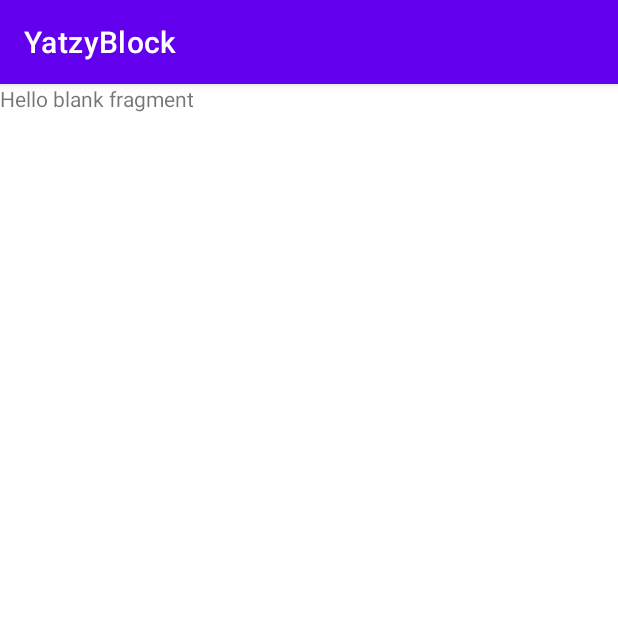
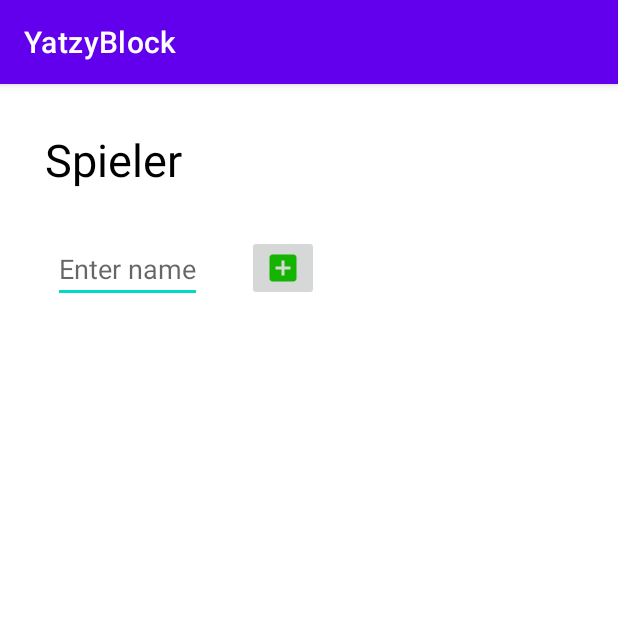
Before and after one commit to mmoosbac94/yatzy-block, an Android app: the screen it shows after launch (MainActivity), on a phone screen of 412 x 824 dp, the top half of it. Run offline under Robolectric (Android 15) with nearby library versions, the phone set to English and light mode, and no system bars; our stand-ins replace data binding.

Commit message:
Added koin + start to design and implement start screen

```diff
--- a/app/build.gradle
+++ b/app/build.gradle
@@ -71,4 +71,10 @@ dependencies {
 
     // Jetpack Compose Integration
     implementation "androidx.navigation:navigation-compose:1.0.0-alpha07"
+
+
+    // Koin
+    androidTestImplementation "org.koin:koin-test:$koinVersion"
+    implementation "org.koin:koin-android-viewmodel:$koinVersion"
+    implementation "org.koin:koin-android:$koinVersion"
 }
--- a/app/src/main/AndroidManifest.xml
+++ b/app/src/main/AndroidManifest.xml
@@ -8,7 +8,8 @@
         android:label="@string/app_name"
         android:roundIcon="@mipmap/ic_launcher_round"
         android:supportsRtl="true"
-        android:theme="@style/Theme.YatzyBlock">
+        android:theme="@style/Theme.YatzyBlock"
+        android:name=".MyApp">
         <activity android:name=".MainActivity">
             <intent-filter>
                 <action android:name="android.intent.action.MAIN" />
--- /dev/null
+++ b/app/src/main/java/com/example/yatzyblock/MyApp.kt
@@ -0,0 +1,19 @@
+package com.example.yatzyblock
+
+import android.app.Application
+import org.koin.android.ext.koin.androidContext
+import org.koin.core.context.startKoin
+import com.example.yatzyblock.di.appModule
+
+class MyApp: Application() {
+
+    override fun onCreate() {
+        super.onCreate()
+        startKoin {
+            androidContext(this@MyApp)
+            modules(appModule)
+        }
+    }
+
+
+}
--- /dev/null
+++ b/app/src/main/java/com/example/yatzyblock/di/Modules.kt
@@ -0,0 +1,14 @@
+package com.example.yatzyblock.di
+
+import com.example.yatzyblock.game.GameViewModel
+import com.example.yatzyblock.start.StartViewModel
+import org.koin.android.viewmodel.dsl.viewModel
+import org.koin.dsl.module
+
+val appModule = module {
+
+    viewModel { StartViewModel() }
+
+    viewModel { GameViewModel() }
+
+}
--- a/app/src/main/java/com/example/yatzyblock/game/GameViewModel.kt
+++ b/app/src/main/java/com/example/yatzyblock/game/GameViewModel.kt
@@ -5,18 +5,6 @@ import androidx.lifecycle.MutableLiveData
 import androidx.lifecycle.ViewModel
 import com.example.yatzyblock.models.Player
 
-class MainViewModel : ViewModel() {
+class GameViewModel : ViewModel() {
 
-    private var _listPlayers = MutableLiveData<MutableList<Player>>(mutableListOf())
-    val listPlayer: LiveData<MutableList<Player>>
-        get() = _listPlayers
-
-    fun addPlayer(player: Player) {
-        _listPlayers.value?.add(player)
-        _listPlayers.notifyObservers()
-    }
-
-    private fun <T> MutableLiveData<MutableList<T>>.notifyObservers() {
-        this.value = this.value
-    }
 }
--- a/app/src/main/java/com/example/yatzyblock/models/Player.kt
+++ b/app/src/main/java/com/example/yatzyblock/models/Player.kt
@@ -1,8 +1,7 @@
 package com.example.yatzyblock.models
 
-class Player {
+class Player(val name: String) {
 
-    var name: String = ""
     var einser: Int = 0
     var zweier: Int = 0
     var dreier: Int = 0
--- a/app/src/main/java/com/example/yatzyblock/start/StartFragment.kt
+++ b/app/src/main/java/com/example/yatzyblock/start/StartFragment.kt
@@ -1,17 +1,23 @@
 package com.example.yatzyblock.start
 
 import android.os.Bundle
+import android.util.Log
 import androidx.fragment.app.Fragment
 import android.view.LayoutInflater
 import android.view.View
 import android.view.ViewGroup
+import android.widget.TextView
+import androidx.lifecycle.observe
 import com.example.yatzyblock.R
 import com.example.yatzyblock.databinding.FragmentStartBinding
+import org.koin.android.viewmodel.ext.android.viewModel
 
 
 class StartFragment : Fragment(R.layout.fragment_start) {
 
     private lateinit var binding: FragmentStartBinding
+
+    private val viewModel: StartViewModel by viewModel()
 
     override fun onCreateView(
         inflater: LayoutInflater, container: ViewGroup?,
@@ -20,6 +26,22 @@ class StartFragment : Fragment(R.layout.fragment_start) {
 
         binding = FragmentStartBinding.inflate(inflater)
 
+        init()
+
         return binding.root
     }
+
+    private fun init() {
+        binding.addPlayerButton.setOnClickListener {
+            viewModel.addPlayer(binding.editTextName.text.toString())
+        }
+
+        viewModel.listPlayers.observe(viewLifecycleOwner) { player ->
+            player.map {
+                val textView = TextView(context)
+                textView.text = it.name
+                binding.nameLayout.addView(textView)
+            }
+        }
+    }
 }
--- /dev/null
+++ b/app/src/main/java/com/example/yatzyblock/start/StartViewModel.kt
@@ -0,0 +1,25 @@
+package com.example.yatzyblock.start
+
+import androidx.lifecycle.LiveData
+import androidx.lifecycle.MutableLiveData
+import androidx.lifecycle.ViewModel
+import com.example.yatzyblock.models.Player
+
+class StartViewModel: ViewModel() {
+
+    private val _listPlayers = MutableLiveData<MutableList<Player>>(mutableListOf())
+    val listPlayers: LiveData<MutableList<Player>>
+        get() = _listPlayers
+
+    fun addPlayer(name: String) {
+        val player = Player(name)
+        _listPlayers.value?.add(player)
+        _listPlayers.notifyObservers()
+    }
+
+    private fun <T> MutableLiveData<MutableList<T>>.notifyObservers() {
+        this.value = this.value
+    }
+
+
+}
--- /dev/null
+++ b/app/src/main/res/drawable/ic_baseline_add_box_24.xml
@@ -0,0 +1,5 @@
+<vector android:height="24dp" android:tint="#14B400"
+    android:viewportHeight="24" android:viewportWidth="24"
+    android:width="24dp" xmlns:android="http://schemas.android.com/apk/res/android">
+    <path android:fillColor="@android:color/white" android:pathData="M19,3L5,3c-1.11,0 -2,0.9 -2,2v14c0,1.1 0.89,2 2,2h14c1.1,0 2,-0.9 2,-2L21,5c0,-1.1 -0.9,-2 -2,-2zM17,13h-4v4h-2v-4L7,13v-2h4L11,7h2v4h4v2z"/>
+</vector>
--- a/app/src/main/res/layout/fragment_start.xml
+++ b/app/src/main/res/layout/fragment_start.xml
@@ -3,17 +3,53 @@
 <layout xmlns:android="http://schemas.android.com/apk/res/android"
     xmlns:tools="http://schemas.android.com/tools">
 
-<FrameLayout
-    android:layout_width="match_parent"
-    android:layout_height="match_parent"
-    tools:context=".start.StartFragment">
-
-    <!-- TODO: Update blank fragment layout -->
-    <TextView
+    <LinearLayout
         android:layout_width="match_parent"
         android:layout_height="match_parent"
-        android:text="@string/hello_blank_fragment" />
+        android:orientation="vertical"
+        tools:context=".start.StartFragment">
 
-</FrameLayout>
+        <TextView
+            android:layout_width="wrap_content"
+            android:layout_height="wrap_content"
+            android:layout_margin="30dp"
+            android:text="@string/spieler"
+            android:textColor="@color/black"
+            android:textSize="30sp" />
+
+        <LinearLayout
+            android:layout_width="wrap_content"
+            android:layout_height="wrap_content"
+            android:orientation="horizontal">
+
+            <EditText
+                android:id="@+id/editTextName"
+                android:layout_width="wrap_content"
+                android:layout_height="wrap_content"
+                android:layout_marginStart="35dp"
+                android:drawablePadding="40dp"
+                android:hint="Enter name"
+                android:inputType="text" />
+
+            <ImageButton
+                android:id="@+id/addPlayerButton"
+                android:layout_width="wrap_content"
+                android:layout_height="wrap_content"
+                android:src="@drawable/ic_baseline_add_box_24"
+                android:layout_marginStart="30dp"/>
+
+
+        </LinearLayout>
+
+        <LinearLayout
+            android:id="@+id/nameLayout"
+            android:layout_width="wrap_content"
+            android:layout_height="wrap_content"
+            android:orientation="horizontal">
+
+
+        </LinearLayout>
+
+    </LinearLayout>
 
 </layout>
--- a/app/src/main/res/navigation/nav_graph.xml
+++ b/app/src/main/res/navigation/nav_graph.xml
@@ -7,8 +7,8 @@
     <fragment
         android:id="@+id/startFragment"
         android:name="com.example.yatzyblock.start.StartFragment"
-        android:label="fragment_start"
-        tools:layout="@layout/fragment_start" >
+        android:label="Yatzy Game"
+        tools:layout="@layout/fragment_start">
         <action
             android:id="@+id/action_startFragment_to_gameFragment"
             app:destination="@id/gameFragment" />
--- a/app/src/main/res/values/strings.xml
+++ b/app/src/main/res/values/strings.xml
@@ -2,4 +2,5 @@
     <string name="app_name">YatzyBlock</string>
     <!-- TODO: Remove or change this placeholder text -->
     <string name="hello_blank_fragment">Hello blank fragment</string>
+    <string name="spieler">Spieler</string>
 </resources>
--- a/build.gradle
+++ b/build.gradle
@@ -12,6 +12,10 @@ buildscript {
         // NOTE: Do not place your application dependencies here; they belong
         // in the individual module build.gradle files
     }
+
+    ext {
+        koinVersion = '2.2.2'
+    }
 }
 
 allprojects {
```
